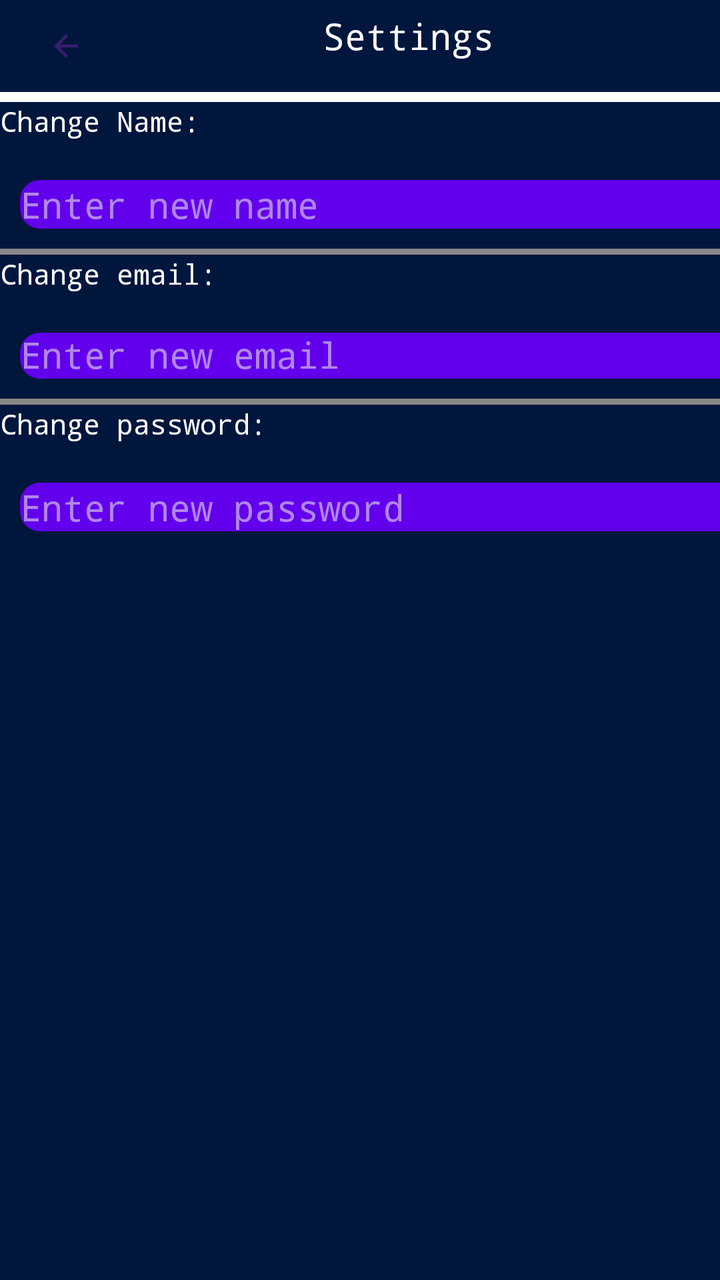
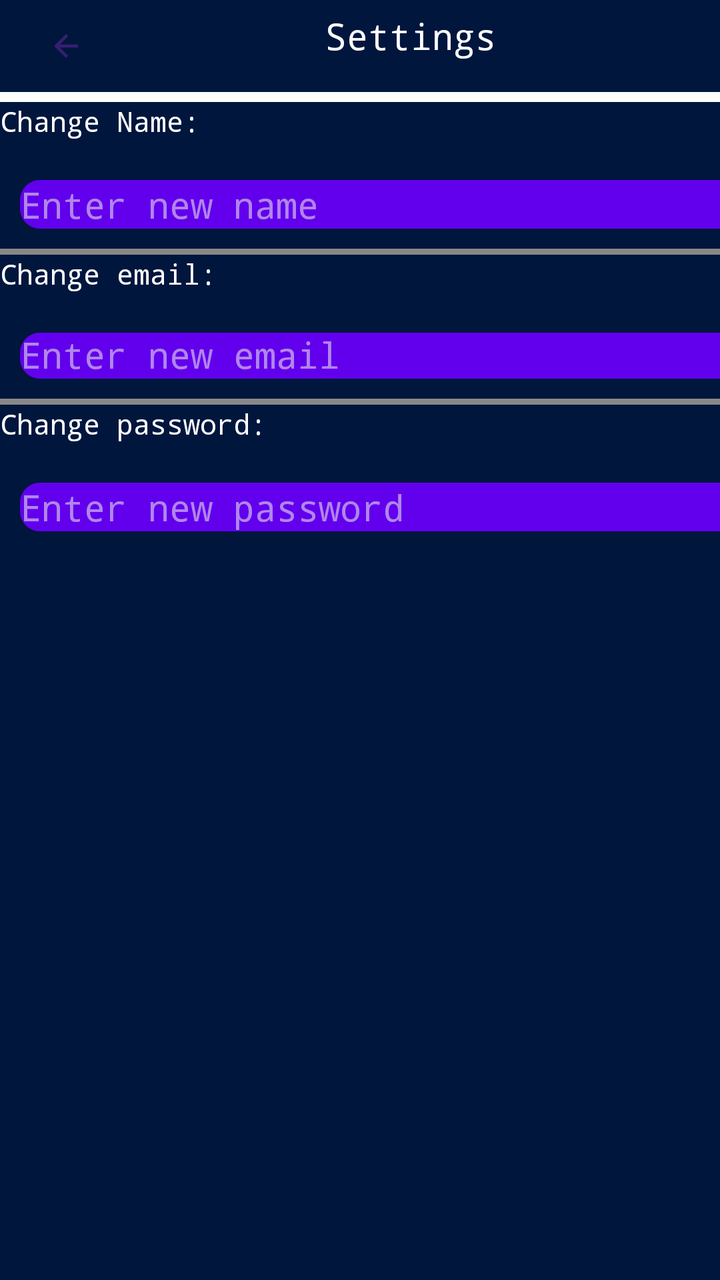

Compare the two renders of this Android layout. The source of the first and the diff that turns it into the second are given below.
<!-- AndroidManifest.xml: application theme Theme.Dissonance -->
<!-- res/layout/activity_profile_editor.xml -->
<?xml version="1.0" encoding="utf-8"?>
<androidx.constraintlayout.widget.ConstraintLayout xmlns:android="http://schemas.android.com/apk/res/android"
    xmlns:app="http://schemas.android.com/apk/res-auto"
    xmlns:tools="http://schemas.android.com/tools"
    android:layout_width="match_parent"
    android:layout_height="match_parent">

    <LinearLayout
        android:layout_width="409dp"
        android:layout_height="729dp"
        android:orientation="vertical"
        app:layout_constraintStart_toStartOf="parent"
        app:layout_constraintTop_toTopOf="parent">

        <LinearLayout
            android:layout_width="match_parent"
            android:layout_height="46dp"
            android:orientation="horizontal">

            <Button
                android:id="@+id/button"
                android:layout_width="0dp"
                android:layout_height="wrap_content"
                android:layout_weight="1"
                android:background="#00FFFFFF"
                android:gravity="center|left"
                android:text="Button"
                app:icon="?attr/homeAsUpIndicator"
                app:iconPadding="15dp" />

            <TextView
                android:id="@+id/textView2"
                android:layout_width="252dp"
                android:layout_height="36dp"
                android:layout_weight="1"
                android:fontFamily="monospace"
                android:gravity="center"
                android:text="Settings"
                android:textColor="#FDFDFD"
                android:textSize="18sp" />

            <Space
                android:layout_width="wrap_content"
                android:layout_height="match_parent"
                android:layout_weight="1" />
        </LinearLayout>

        <LinearLayout
            android:layout_width="match_parent"
            android:layout_height="wrap_content"
            android:orientation="vertical">

            <View
                android:id="@+id/view2"
                android:layout_width="match_parent"
                android:layout_height="5dp"
                android:background="#FFFFFF" />

            <TextView
                android:id="@+id/editNameText"
                android:layout_width="match_parent"
                android:layout_height="wrap_content"
                android:fontFamily="monospace"
                android:text="Change Name: "
                android:textColor="#FFFFFF" />

            <EditText
                android:id="@+id/editNameBox"
                android:layout_width="match_parent"
                android:layout_height="wrap_content"
                android:layout_marginTop="10dp"
                android:autofillHints="Enter new name"
                android:background="@drawable/profile_buttons"
                android:fontFamily="monospace"
                android:hint="Enter new name"
                android:inputType="textPersonName" />
        </LinearLayout>

        <View
            android:id="@+id/view3"
            android:layout_width="match_parent"
            android:layout_height="3dp"
            android:background="#898888" />

        <LinearLayout
            android:layout_width="match_parent"
            android:layout_height="72dp"
            android:orientation="vertical">

            <TextView
                android:id="@+id/editEmailText"
                android:layout_width="match_parent"
                android:layout_height="wrap_content"
                android:fontFamily="monospace"
                android:text="Change email: "
                android:textColor="#FFFFFF" />

            <EditText
                android:id="@+id/editEmailBox"
                android:layout_width="match_parent"
                android:layout_height="wrap_content"
                android:layout_marginTop="10dp"
                android:autofillHints="Enter new name"
                android:background="@drawable/profile_buttons"
                android:fontFamily="monospace"
                android:hint="Enter new email"
                android:inputType="textPersonName" />

        </LinearLayout>

        <View
            android:id="@+id/view5"
            android:layout_width="match_parent"
            android:layout_height="3dp"
            android:background="#898888" />

        <LinearLayout
            android:layout_width="match_parent"
            android:layout_height="84dp"
            android:orientation="vertical">

            <TextView
                android:id="@+id/editEmailText2"
                android:layout_width="match_parent"
                android:layout_height="wrap_content"
                android:fontFamily="monospace"
                android:text="Change password: "
                android:textColor="#FFFFFF" />

            <EditText
                android:id="@+id/editEmailBox3"
                android:layout_width="match_parent"
                android:layout_height="wrap_content"
                android:layout_marginTop="10dp"
                android:autofillHints="Enter new name"
                android:background="@drawable/profile_buttons"
                android:fontFamily="monospace"
                android:hint="Enter new password"
                android:inputType="textPersonName" />
        </LinearLayout>

    </LinearLayout>
</androidx.constraintlayout.widget.ConstraintLayout>
<!-- resources referenced by this layout -->
<resources>
  <!-- drawable profile_buttons (drawable) -->
  <?xml version="1.0" encoding="utf-8"?>
  <inset xmlns:android="http://schemas.android.com/apk/res/android"
      android:insetLeft="10dp"
      android:insetRight="10dp"
      android:insetTop="10dp"
      android:insetBottom="10dp">
  
      <shape android:shape="rectangle">
          <solid android:color="@color/purple_500"/>
          <corners android:radius="10dp"/>
      </shape>
  
  </inset>
  <style name="Theme.Dissonance" parent="Theme.Material3.Dark.NoActionBar">
          
          <item name="colorPrimary">@color/primary</item>
          <item name="colorPrimaryContainer">@color/tertiary</item>
          <item name="colorSecondary">@color/secondary</item>
  
          
          <item name="android:colorBackground">@color/background</item>
          <item name="colorSurface">@color/background</item>
  
          
          <item name="android:textColorPrimary">@color/text</item>
          <item name="android:textColorSecondary">@color/secondary</item>
  
          
          <item name="android:statusBarColor">@color/primary</item>
          <item name="android:navigationBarColor">@color/primary</item>
  
          
          <item name="colorButtonNormal">@color/secondary</item>
          <item name="android:colorControlHighlight">@color/ui_selection</item>
          <item name="android:colorAccent">@color/tertiary</item>
      </style>
  <color name="purple_500">#FF6200EE</color>
  <color name="primary">#274479</color>
  <color name="tertiary">#556B9D</color>
  <color name="secondary">#7996DE</color>
  <color name="background">#00163D</color>
  <color name="text">#F5F5F5</color>
  <color name="ui_selection">#4DB1F9</color>
</resources>

<!-- the commit's change to res/layout/activity_profile_editor.xml (unified diff, before → after) -->
@@ -18,15 +18,17 @@
             android:orientation="horizontal">
 
             <Button
-                android:id="@+id/button"
-                android:layout_width="0dp"
+                android:id="@+id/backButton"
+                android:layout_width="2dp"
                 android:layout_height="wrap_content"
+                android:layout_gravity="center"
                 android:layout_weight="1"
-                android:background="#00FFFFFF"
+                android:background="#00EF0D0D"
+                android:backgroundTint="#C12E2E"
                 android:gravity="center|left"
-                android:text="Button"
+                android:text="Back"
                 app:icon="?attr/homeAsUpIndicator"
-                app:iconPadding="15dp" />
+                app:iconPadding="20dp" />
 
             <TextView
                 android:id="@+id/textView2"
